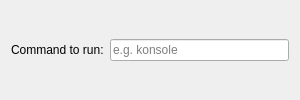
Above: src/config.ui from wsdfhjxc/plasma-desktop-run-command before the change. Below: the same form after it.
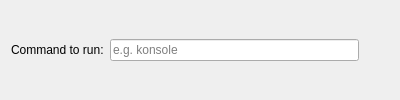
That is the form after the change.

Commit message: Add config dialog hints

What changed in the file:
```diff
--- a/src/config.ui
+++ b/src/config.ui
@@ -4,7 +4,7 @@
   <widget class="QWidget" name="Config">
     <property name="minimumSize">
       <size>
-        <width>300</width>
+        <width>400</width>
         <height>0</height>
       </size>
     </property>
@@ -23,6 +23,22 @@
           </property>
         </widget>
       </item>
+      <item>
+        <widget class="QPushButton" name="hintButton">
+          <property name="maximumSize">
+            <size>
+              <width>24</width>
+              <height>24</height>
+            </size>
+          </property>
+          <property name="flat">
+            <bool>true</bool>
+          </property>
+          <property name="toolTipDuration">
+            <number>100000</number>
+          </property>
+        </widget>
+      </item>
     </layout>
   </widget>
   <resources/>
```
Left out of the diff: 2 changed lines with no effect on the pictures. The commit also changes 1 other file.
